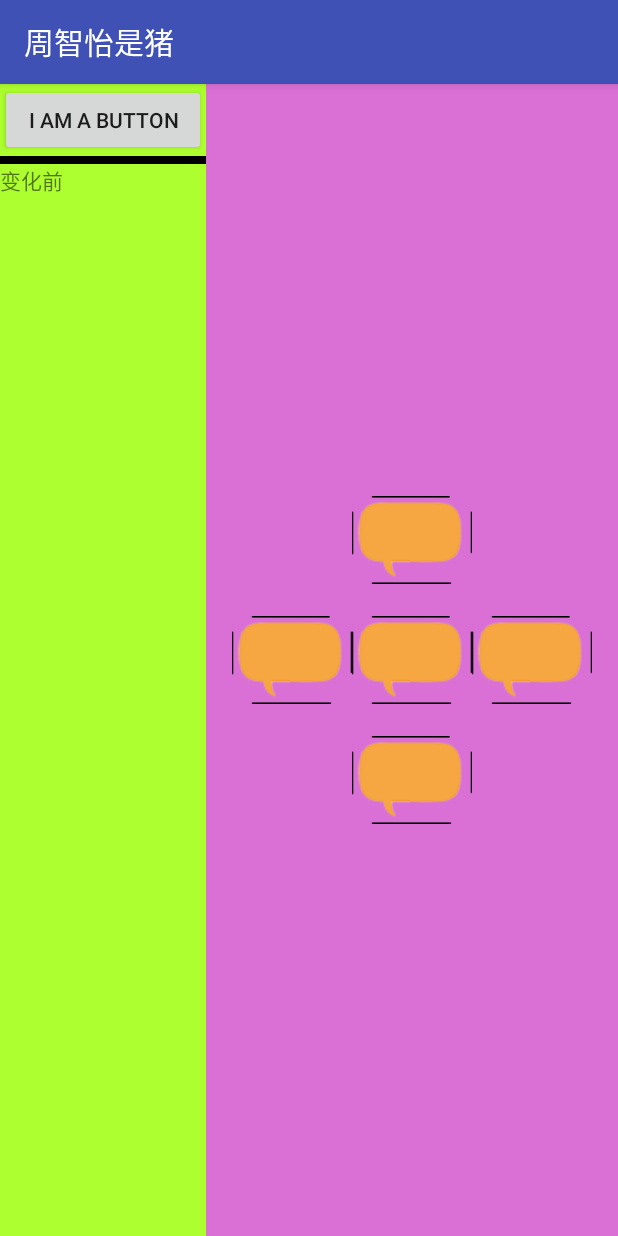
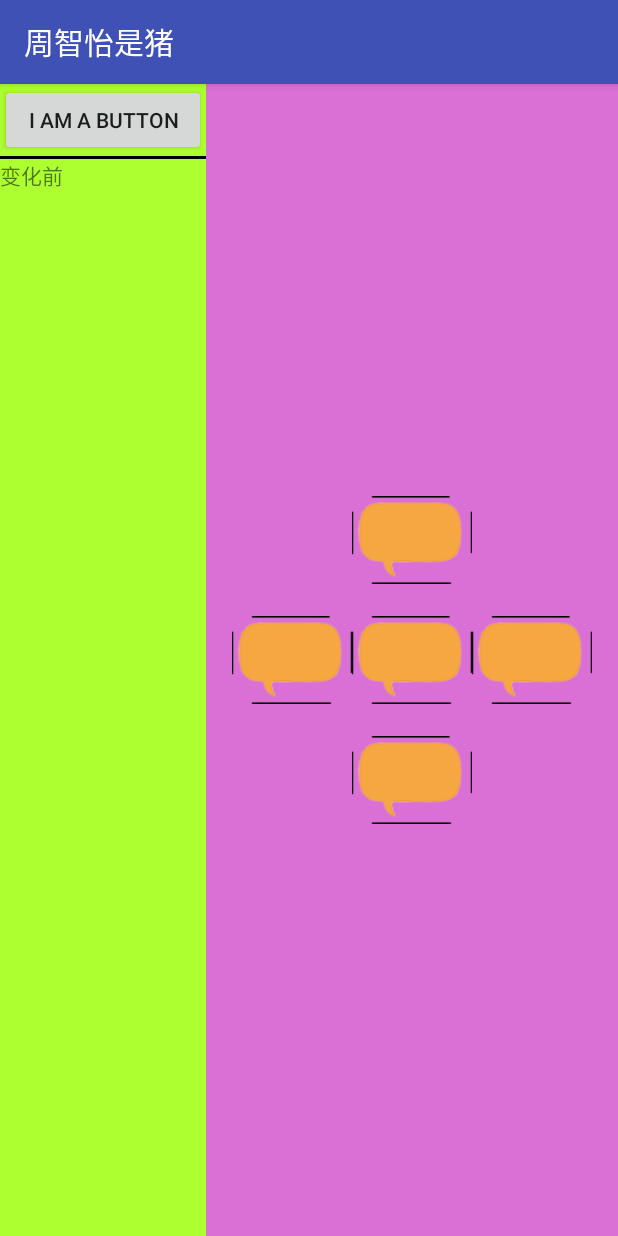
Before and after one commit to 1239704840/android_demo, an Android app: the screen it shows after launch (MainActivity), on a phone screen of 412 x 824 dp. Run offline under Robolectric (Android 15) with nearby library versions, the phone set to English and light mode, and no system bars.

```diff
--- a/MyApplication/app/src/main/res/layout/activity_main.xml
+++ b/MyApplication/app/src/main/res/layout/activity_main.xml
@@ -19,7 +19,7 @@
             android:id="@+id/button1"/>
         <View
             android:layout_width="match_parent"
-            android:layout_height="5dp"
+            android:layout_height="2dp"
             android:background="#000000" />
         <TextView
             android:layout_width="match_parent"
```
